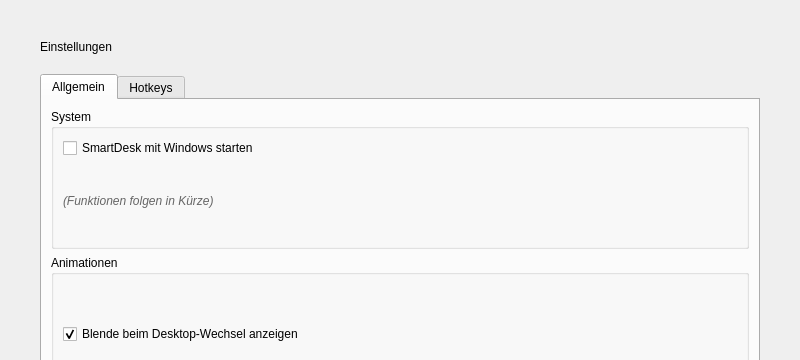
This is src/smartdesk/ui/gui/pages/ui/settings_page.ui in Neongrau23/SmartDesk as Qt 5 draws it before an edit; both pictures show x 0 to 800 and y 0 to 360 of the 800 by 600 pixel window. The edited form follows.
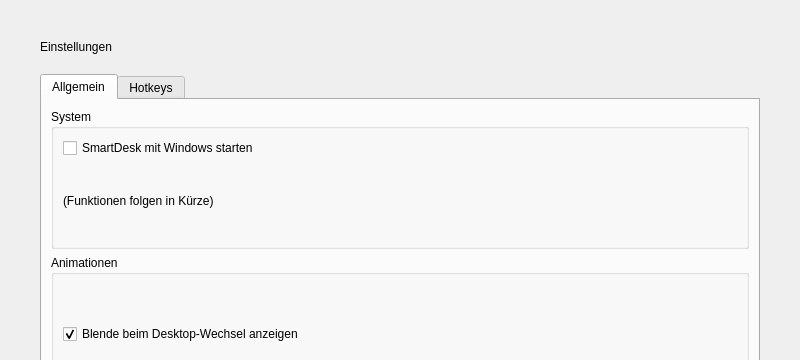
This is the edited form.

Commit message: style(ui): Inline-Styles in zentrale style.qss ausgelagert und .ui-Dateien bereinigt

What changed in the file:
```diff
--- a/src/smartdesk/ui/gui/pages/ui/settings_page.ui
+++ b/src/smartdesk/ui/gui/pages/ui/settings_page.ui
@@ -67,9 +67,7 @@
                         <property name="text">
                           <string>(Funktionen folgen in Kürze)</string>
                         </property>
-                        <property name="styleSheet">
-                          <string>color: #666; font-style: italic;</string>
-                        </property>
+
                       </widget>
                     </item>
                   </layout>
```
The commit also changes 13 other files.
